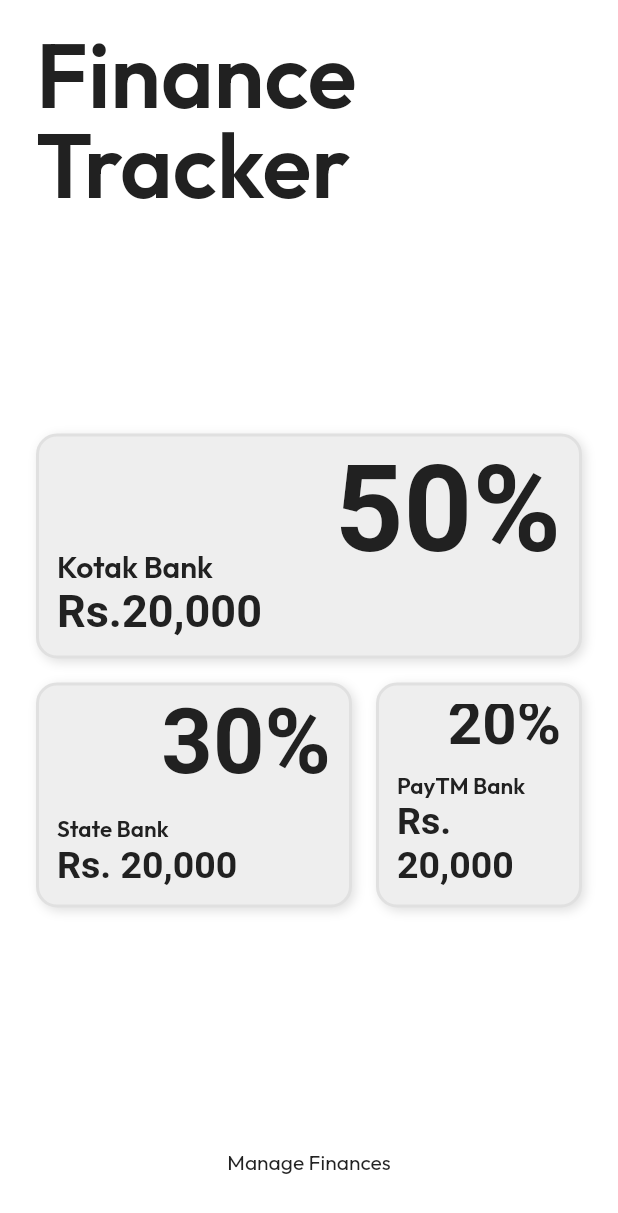
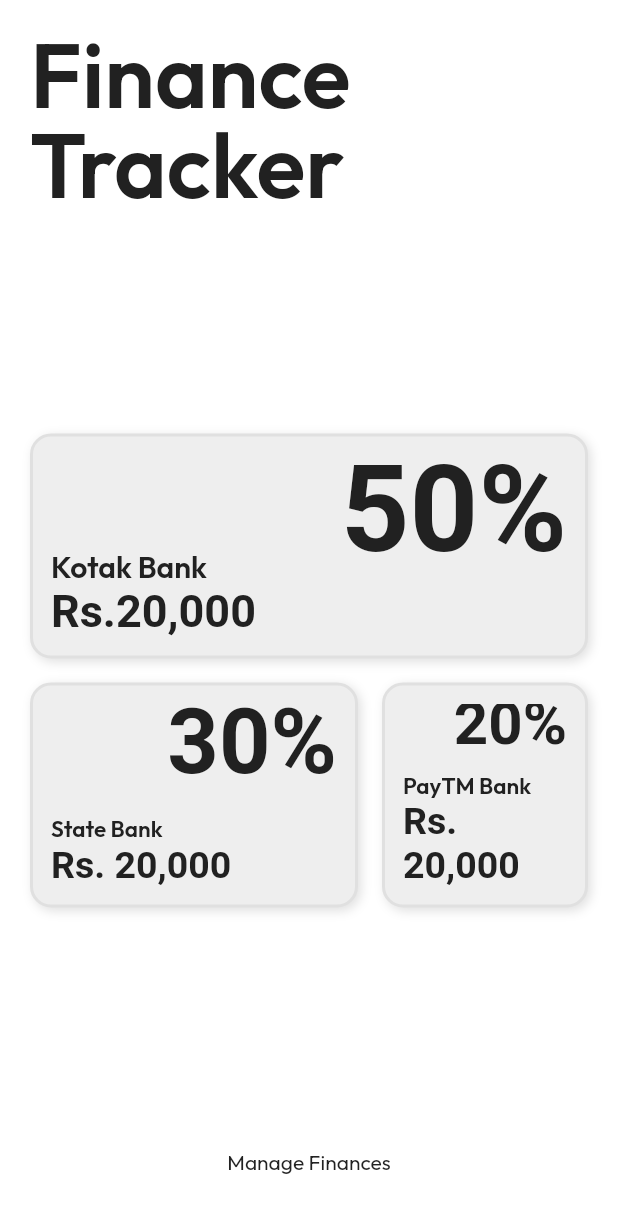
Before and after one commit to mrdm026M/finance_tracker, a Flutter app: the screen it shows after launch, on a phone screen of 412 x 824 dp. Shown: the top 1213 px of the screen. Run offline on Flutter 3.47's test engine with Material 2 defaults, Android fonts, the phone set to English and light mode, and no system bars; our stand-ins replace iconsax; Roboto replaces fonts that are missing (Dosis).

Commit message:
Adjust padding

```diff
--- a/lib/screens/home_page.dart
+++ b/lib/screens/home_page.dart
@@ -13,7 +13,7 @@ class HomePage extends StatelessWidget {
 
     return Scaffold(
       body: Container(
-        padding: const EdgeInsets.all(24.0),
+        padding: const EdgeInsets.symmetric(horizontal: 20.0, vertical: 24.0),
         width: _width,
         height: _height,
         color: Colors.white,
```
